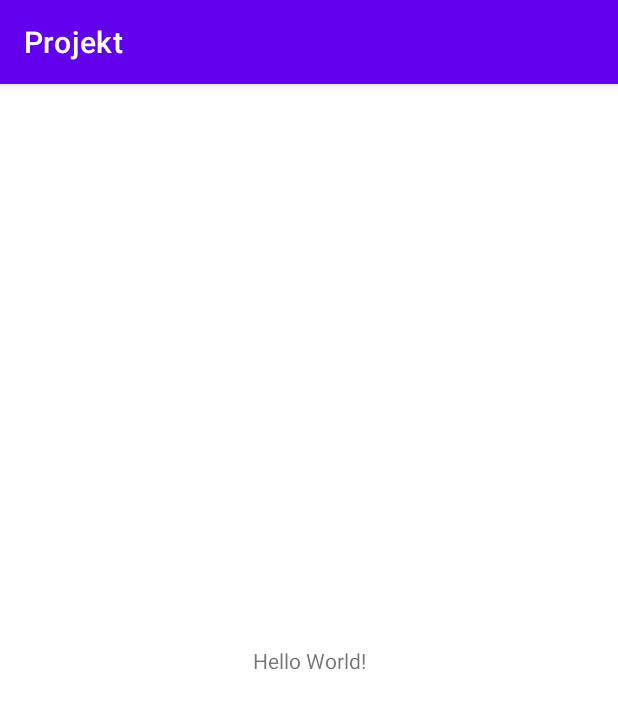
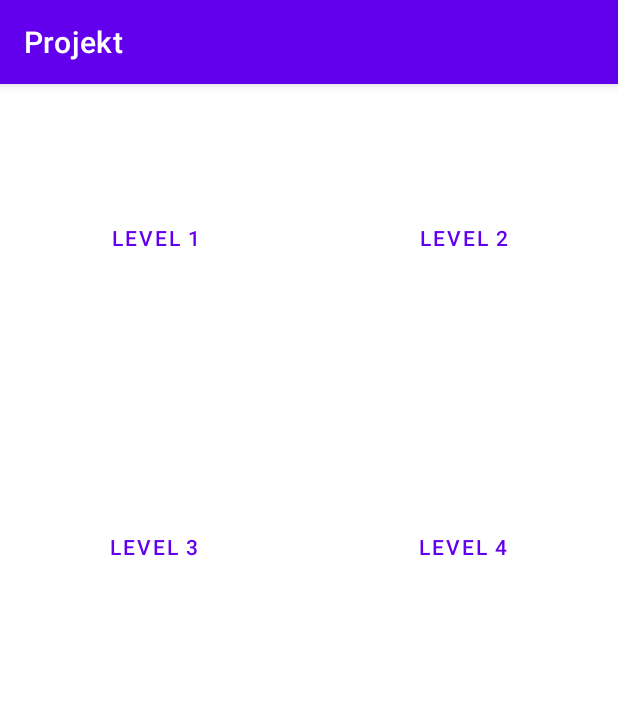
Before and after one commit to 1Andrea0/Bakalarska_Praca, an Android app: the screen it shows after launch (MainActivity), on a phone screen of 412 x 824 dp. Shown: the top 709 px of the screen. Run offline under Robolectric (Android 15) with nearby library versions, the phone set to English and light mode, and no system bars.

Commit message:
activity_main_layout

```diff
--- a/app/src/main/res/layout/activity_main.xml
+++ b/app/src/main/res/layout/activity_main.xml
@@ -2,17 +2,70 @@
 <androidx.constraintlayout.widget.ConstraintLayout xmlns:android="http://schemas.android.com/apk/res/android"
     xmlns:app="http://schemas.android.com/apk/res-auto"
     xmlns:tools="http://schemas.android.com/tools"
+    android:id="@+id/linearLayout"
     android:layout_width="match_parent"
     android:layout_height="match_parent"
     tools:context=".MainActivity">
 
-    <TextView
+    <Button
+        android:id="@+id/button12"
+        style="?android:attr/buttonBarButtonStyle"
+        android:layout_width="0dp"
+        android:layout_height="0dp"
+        android:layout_marginStart="1dp"
+        android:text="@string/menu1"
+        app:layout_constraintBaseline_toBaselineOf="@+id/button11"
+        app:layout_constraintDimensionRatio="1:1"
+        app:layout_constraintEnd_toStartOf="@+id/button11"
+        app:layout_constraintHorizontal_chainStyle="packed"
+        app:layout_constraintStart_toStartOf="parent" />
+
+    <Button
+        android:id="@+id/button11"
+        style="?android:attr/buttonBarButtonStyle"
+        android:layout_width="0dp"
+        android:layout_height="0dp"
+        android:text="@string/menu2"
+        app:layout_constraintDimensionRatio="1:1"
+        app:layout_constraintEnd_toEndOf="parent"
+        app:layout_constraintStart_toEndOf="@+id/button12"
+        app:layout_constraintTop_toTopOf="parent" />
+
+    <Button
+        android:id="@+id/button10"
+        style="?android:attr/buttonBarButtonStyle"
+        android:layout_width="0dp"
+        android:layout_height="0dp"
+        android:text="@string/menu4"
+        app:layout_constraintDimensionRatio="1:1"
+        app:layout_constraintEnd_toEndOf="parent"
+        app:layout_constraintStart_toEndOf="@+id/button9"
+        app:layout_constraintTop_toBottomOf="@+id/button12" />
+
+    <Button
+        android:id="@+id/button9"
+        style="?android:attr/buttonBarButtonStyle"
+        android:layout_width="0dp"
+        android:layout_height="0dp"
+        android:text="@string/menu3"
+        app:layout_constraintDimensionRatio="1:1"
+        app:layout_constraintBaseline_toBaselineOf="@+id/button10"
+        app:layout_constraintEnd_toEndOf="parent"
+        app:layout_constraintEnd_toStartOf="@+id/button10"
+        app:layout_constraintHorizontal_chainStyle="packed"
+        app:layout_constraintStart_toStartOf="parent" />
+
+    <androidx.constraintlayout.widget.Guideline
+        android:id="@+id/guideline"
         android:layout_width="wrap_content"
         android:layout_height="wrap_content"
-        android:text="Hello World!"
-        app:layout_constraintBottom_toBottomOf="parent"
-        app:layout_constraintEnd_toEndOf="parent"
-        app:layout_constraintStart_toStartOf="parent"
-        app:layout_constraintTop_toTopOf="parent" />
+        android:orientation="horizontal"
+        app:layout_constraintGuide_percent="0.65" />
 
+    <androidx.constraintlayout.widget.Guideline
+        android:id="@+id/guideline2"
+        android:layout_width="wrap_content"
+        android:layout_height="wrap_content"
+        android:orientation="horizontal"
+        app:layout_constraintGuide_percent="0.35" />
 </androidx.constraintlayout.widget.ConstraintLayout>
--- a/app/src/main/res/values/strings.xml
+++ b/app/src/main/res/values/strings.xml
@@ -1,3 +1,7 @@
 <resources>
     <string name="app_name">Projekt</string>
+    <string name="menu1">Level 1</string>
+    <string name="menu2">Level 2</string>
+    <string name="menu3">Level 3</string>
+    <string name="menu4">Level 4</string>
 </resources>
```
